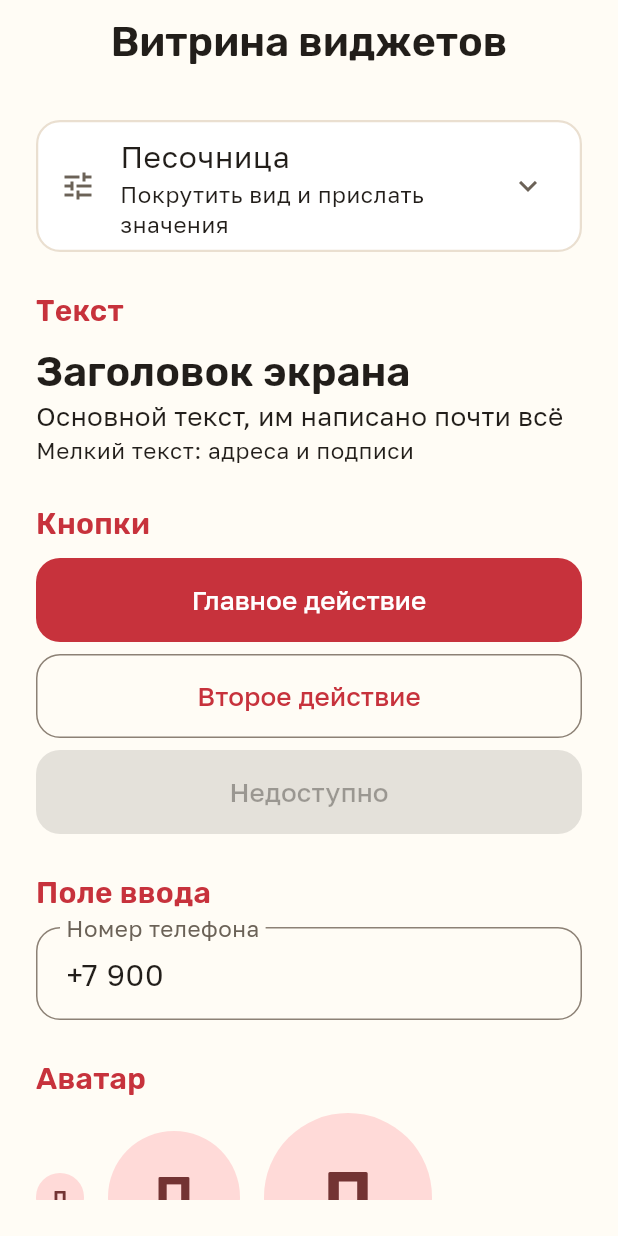
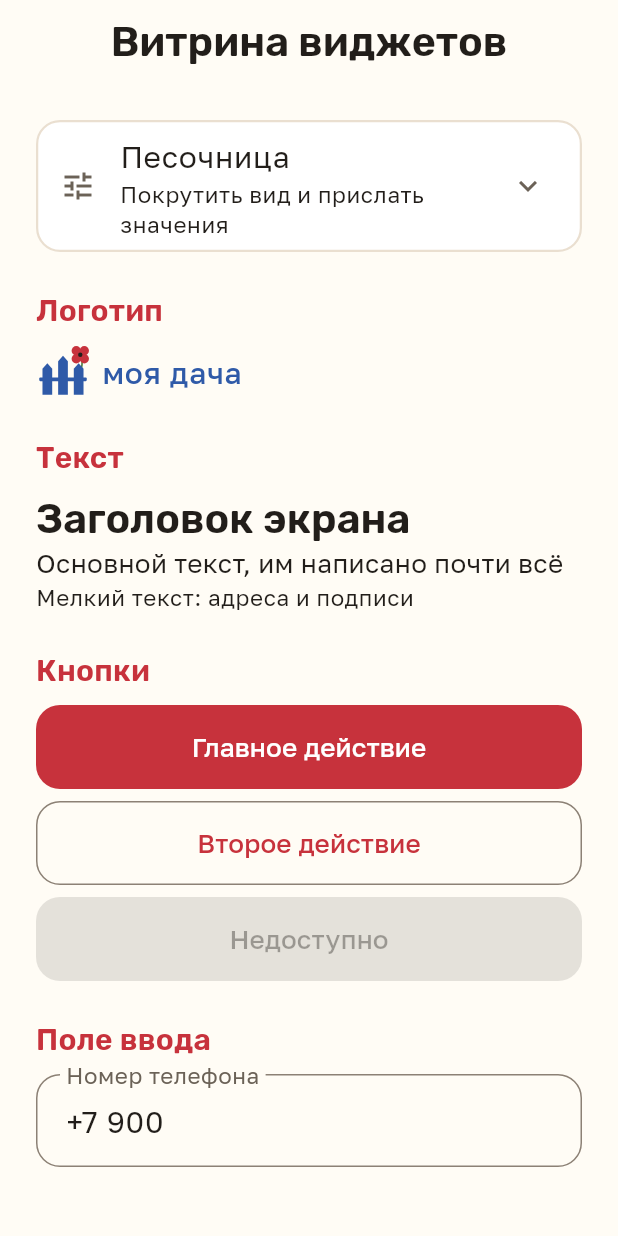
Before and after one commit to gmu-msk/moya_dacha, a Flutter app: the GalleryScreen widget shown alone on an empty page, opened directly, on a phone screen of 412 x 824 dp. Run offline on Flutter 3.47's test engine with Material 3 defaults, Android fonts, the phone set to English and light mode, and no system bars; our stand-ins replace image_picker, shared_preferences; accounts and stored records are empty; network calls fail.

Commit message:
Логотип и иконка приложения: штакетник с маком
В заголовке главного экрана вместо рамки «логотип» — знак (три штакетины,
из-за забора выглядывает мак) и надпись «моя дача». Знак нарисован кодом
и берёт краски из темы, поэтому перекрашивается в тёмной теме и в
песочнице витрины; системный размер шрифта его не раздувает.

Иконка приложения: светлый штакетник и мак на васильковом поле.
С Android 8 — векторные слои adaptive icon с одноцветным слоем для
тематических иконок, для старых версий — PNG из mobile/tool/logo/.

Правило 14 и новый раздел «Логотип» в specs/000-ui.md, пункты в
чек-листах сценариев 000-ui и 004-feed, логотип в витрине.

Co-Authored-By: Claude Opus 5.5 (1M context) <noreply@anthropic.com>
Claude-Session: https://claude.ai/code/session_01QsHbKvDkDMGeuEdNBKhspf

```diff
--- a/mobile/lib/screens/gallery_screen.dart
+++ b/mobile/lib/screens/gallery_screen.dart
@@ -16,6 +16,7 @@ import 'package:moya_dacha_api/api.dart';
 
 import '../api.dart';
 import '../theme.dart';
+import '../widgets/app_logo.dart';
 import '../widgets/app_screen.dart';
 import '../widgets/empty_view.dart';
 import '../widgets/error_view.dart';
@@ -109,6 +110,9 @@ class _GalleryScreenState extends State<GalleryScreen> {
       child: ListView(
         children: [
           _playground(theme),
+
+          _section(theme, 'Логотип'),
+          const Align(alignment: Alignment.centerLeft, child: AppLogo()),
 
           _section(theme, 'Текст'),
           Text('Заголовок экрана', style: theme.textTheme.titleLarge),
--- a/mobile/lib/theme.dart
+++ b/mobile/lib/theme.dart
@@ -140,6 +140,16 @@ abstract final class AppShape {
 
   /// Кант карточки и разделительных линий.
   static const hairline = 1.5;
+}
+
+/// Краски логотипа, которых нет в палитре Material. Штакетник и мак
+/// логотип берёт из темы (василёк и мак), а зелень стебля — отсюда:
+/// больше зелёного в приложении нигде нет (specs/000-ui.md, «Логотип»).
+abstract final class AppBrand {
+  /// Стебель мака: в тёмной теме светлее, чтобы не пропал на фоне.
+  static Color stem(Brightness brightness) => brightness == Brightness.light
+      ? const Color(0xFF4C7A3F)
+      : const Color(0xFF86B070);
 }
 
 /// Нейтраль «Ситца» — тёплое белое полотно и белая карточка на нём.
--- a/mobile/lib/widgets/app_logo.dart
+++ b/mobile/lib/widgets/app_logo.dart
@@ -1,9 +1,11 @@
-// Заглушка логотипа в заголовке экрана.
+// Логотип в заголовке главного экрана: штакетник, из-за которого
+// выглядывает мак, и надпись «моя дача».
 //
-// Название словом («МояДача», «Лента») в заголовке не пишется: место
-// в заголовке занимает логотип. Пока его нет, здесь рамка со словом —
-// её видно ровно там, где потом встанет картинка (specs/000-ui.md,
-// правило 14).
+// Выбран владельцем на холсте макетов (specs/000-ui.md, правило 14 и
+// раздел «Логотип»). Знак нарисован кодом, а не картинкой: краски
+// берутся из темы, поэтому в тёмной теме и в песочнице витрины он
+// перекрашивается вместе с экраном. Та же фигура — в иконке приложения
+// (исходник mobile/tool/logo/znak.svg).
 import 'package:flutter/material.dart';
 
 import '../theme.dart';
@@ -11,24 +13,129 @@ import '../theme.dart';
 class AppLogo extends StatelessWidget {
   const AppLogo({super.key});
 
+  /// Знак выше строчных букв надписи: штакетник стоит вровень с ней,
+  /// а мак выглядывает поверх.
+  static const _markToText = 1.8;
+
   @override
   Widget build(BuildContext context) {
     final theme = Theme.of(context);
+    final colors = theme.colorScheme;
+    final style = theme.textTheme.bodyLarge?.copyWith(
+      color: colors.secondary,
+      fontWeight: FontWeight.w500,
+      height: 1,
+    );
+    final markSize = (style?.fontSize ?? 20) * _markToText;
 
-    return Container(
-      height: 32,
-      padding: const EdgeInsets.symmetric(horizontal: AppGap.small),
-      alignment: Alignment.center,
-      decoration: BoxDecoration(
-        border: Border.all(color: theme.colorScheme.outline),
-        borderRadius: BorderRadius.circular(AppGap.small),
-      ),
-      child: Text(
-        'логотип',
-        style: theme.textTheme.bodySmall?.copyWith(
-          color: theme.colorScheme.onSurfaceVariant,
-        ),
+    // Логотип — картинка, а не текст для чтения: системный размер шрифта
+    // его не увеличивает, иначе при крупном шрифте он не влез бы в
+    // заголовок. Для TalkBack он называется словом.
+    return Semantics(
+      label: 'МояДача',
+      excludeSemantics: true,
+      child: Row(
+        mainAxisSize: MainAxisSize.min,
+        children: [
+          CustomPaint(
+            size: Size.square(markSize),
+            painter: FenceMarkPainter(
+              fence: colors.secondary,
+              poppy: colors.primary,
+              poppyHeart: colors.onSurface,
+              stem: AppBrand.stem(theme.brightness),
+            ),
+          ),
+          const SizedBox(width: AppGap.small),
+          Text('моя дача', style: style, textScaler: TextScaler.noScaling),
+        ],
       ),
     );
   }
 }
+
+/// Знак: три штакетины с перекладиной и мак на стебле справа.
+///
+/// Координаты — в квадрате 100×100, как в mobile/tool/logo/znak.svg;
+/// рисунок растягивается под размер холста.
+class FenceMarkPainter extends CustomPainter {
+  const FenceMarkPainter({
+    required this.fence,
+    required this.poppy,
+    required this.poppyHeart,
+    required this.stem,
+  });
+
+  final Color fence;
+  final Color poppy;
+  final Color poppyHeart;
+  final Color stem;
+
+  /// Левый край и верхушка каждой штакетины; средняя выше соседних.
+  static const _pickets = [(12.0, 34.0), (41.0, 20.0), (70.0, 34.0)];
+  static const _picketWidth = 18.0;
+  static const _picketTip = 10.0;
+  static const _ground = 92.0;
+
+  /// Мак: четыре лепестка вокруг тёмной середины.
+  static const _poppyCenter = Offset(82, 18);
+  static const _petalShift = 7.44;
+  static const _petalRadius = 8.64;
+  static const _heartRadius = 4.08;
+
+  @override
+  void paint(Canvas canvas, Size size) {
+    canvas.scale(size.width / 100, size.height / 100);
+
+    canvas.drawPath(
+      Path()
+        ..moveTo(84, 44)
+        ..cubicTo(86, 36, 86, 28, 83, 20),
+      Paint()
+        ..color = stem
+        ..style = PaintingStyle.stroke
+        ..strokeWidth = 3
+        ..strokeCap = StrokeCap.round,
+    );
+
+    final fencePaint = Paint()..color = fence;
+    for (final (x, top) in _pickets) {
+      canvas.drawPath(
+        Path()
+          ..moveTo(x, top + _picketTip)
+          ..lineTo(x + _picketWidth / 2, top)
+          ..lineTo(x + _picketWidth, top + _picketTip)
+          ..lineTo(x + _picketWidth, _ground)
+          ..lineTo(x, _ground)
+          ..close(),
+        fencePaint,
+      );
+    }
+    canvas.drawRRect(
+      RRect.fromLTRBR(6, 60, 94, 67, const Radius.circular(2)),
+      fencePaint,
+    );
+
+    final petalPaint = Paint()..color = poppy;
+    for (final (dx, dy) in const [
+      (-1.0, -1.0),
+      (1.0, -1.0),
+      (1.0, 1.0),
+      (-1.0, 1.0),
+    ]) {
+      canvas.drawCircle(
+        _poppyCenter + Offset(dx, dy) * _petalShift,
+        _petalRadius,
+        petalPaint,
+      );
+    }
+    canvas.drawCircle(_poppyCenter, _heartRadius, Paint()..color = poppyHeart);
+  }
+
+  @override
+  bool shouldRepaint(FenceMarkPainter oldDelegate) =>
+      oldDelegate.fence != fence ||
+      oldDelegate.poppy != poppy ||
+      oldDelegate.poppyHeart != poppyHeart ||
+      oldDelegate.stem != stem;
+}
```
Also changed, not shown: mobile/tool/logo/ikonka.svg (added), mobile/tool/logo/znak.svg (added), 14 other files.
